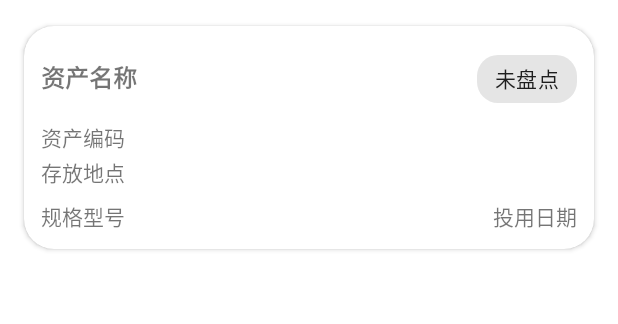
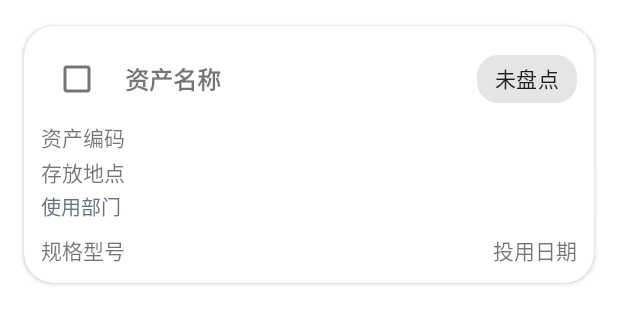
Before and after one commit to xuexizhe007/asset-inventory-app, an Android app: the layout item_asset.xml on its own in the app's theme, with its tools: preview values and no code run, on a phone screen of 412 x 824 dp. Shown: the top 324 px of the screen. Run offline under Robolectric (Android 15) with nearby library versions, the phone set to English and light mode, and no system bars.

Commit message:
修改错误

```diff
--- a/app/src/main/res/layout/item_asset.xml
+++ b/app/src/main/res/layout/item_asset.xml
@@ -13,10 +13,19 @@
         android:orientation="vertical"
         android:padding="12dp">
 
+        <!-- 顶部：选择框 + 名称 + 状态Chip -->
         <LinearLayout
             android:layout_width="match_parent"
             android:layout_height="wrap_content"
-            android:orientation="horizontal">
+            android:orientation="horizontal"
+            android:gravity="center_vertical">
+
+            <!-- 适配器里需要的 cbSelect -->
+            <com.google.android.material.checkbox.MaterialCheckBox
+                android:id="@+id/cbSelect"
+                android:layout_width="wrap_content"
+                android:layout_height="wrap_content"
+                android:layout_marginEnd="8dp" />
 
             <TextView
                 android:id="@+id/tvName"
@@ -49,6 +58,16 @@
             android:layout_marginTop="2dp"
             android:text="存放地点" />
 
+        <!-- 适配器里需要的 tvUserDept（新增，不影响原逻辑） -->
+        <TextView
+            android:id="@+id/tvUserDept"
+            android:layout_width="match_parent"
+            android:layout_height="wrap_content"
+            android:layout_marginTop="2dp"
+            android:text="使用部门"
+            android:textColor="#6B7280"
+            android:textSize="13sp" />
+
         <LinearLayout
             android:layout_width="match_parent"
             android:layout_height="wrap_content"
```
Also changed, not shown: app/src/main/res/layout/item_task.xml (+11 -0 lines).
